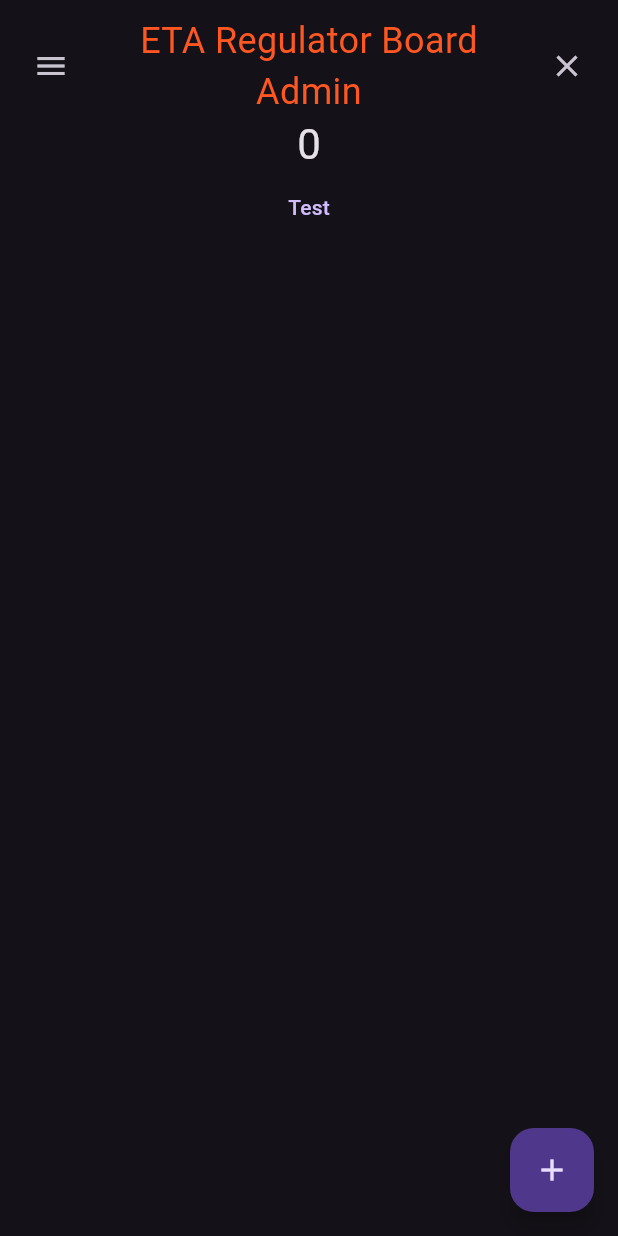
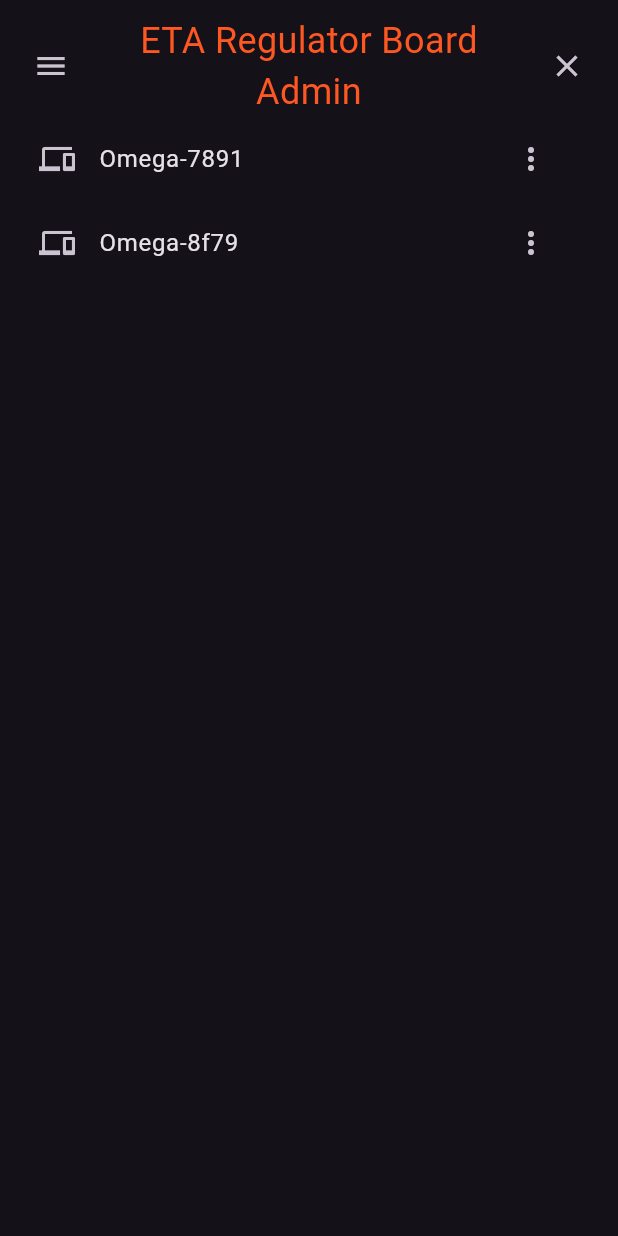
Before and after one commit to leontev-vyacheslav/eta-regulator-board-admin-toolbox, a Flutter app: the screen it shows after launch, on a phone screen of 412 x 824 dp. Run offline on Flutter 3.47's test engine with Material 3 defaults, Android fonts, the phone set to English and light mode, and no system bars; missing offline and left inert: window_manager.

Commit message:
feat: regulator_list

```diff
--- a/lib/components/app_drawer.dart
+++ b/lib/components/app_drawer.dart
@@ -2,25 +2,21 @@ import 'dart:io';
 
 import 'package:flutter/material.dart';
 import 'package:flutter/services.dart';
+import 'package:flutter_test_app/components/app_drawer_header.dart';
 import 'package:flutter_test_app/dialogs/about_dialog.dart' as about_dialog;
 import 'package:window_manager/window_manager.dart';
 
 class AppDrawer extends Drawer {
   final BuildContext context;
+  final GlobalKey<ScaffoldState> scaffoldKey;
 
-  const AppDrawer({required this.context, super.key});
+  const AppDrawer({required this.scaffoldKey, required this.context, super.key});
 
   @override
   Widget? get child => ListView(
         padding: EdgeInsets.zero,
         children: [
-          const SizedBox(
-            height: 96.0,
-            child: DrawerHeader(
-              decoration: BoxDecoration(),
-              child: Text('ETA24™', style: TextStyle(color: Color.fromRGBO(0xff, 0x57, 0x22, 1))),
-            ),
-          ),
+          AppDrawerHeader(scaffoldKey: scaffoldKey),
           ListTile(
             leading: const Icon(Icons.home),
             title: const Text('About'),
--- /dev/null
+++ b/lib/components/app_drawer_header.dart
@@ -0,0 +1,29 @@
+import 'package:flutter/material.dart';
+
+class AppDrawerHeader extends SizedBox {
+  final GlobalKey<ScaffoldState> scaffoldKey;
+
+  const AppDrawerHeader({required this.scaffoldKey, super.key});
+
+  @override
+  double? get height => 96.0;
+
+  @override
+  Widget? get child => DrawerHeader(
+        decoration: const BoxDecoration(),
+        child: Row(
+          children: [
+            Image.asset('assets/images/icon.ico'),
+            const SizedBox(
+              width: 20,
+            ),
+            const Expanded(child: Text('ETA24™', style: TextStyle(color: Color.fromRGBO(0xff, 0x57, 0x22, 1)))),
+            IconButton(
+                onPressed: () {
+                  scaffoldKey.currentState!.closeDrawer();
+                },
+                icon: const Icon(Icons.close))
+          ],
+        ),
+      );
+}
--- /dev/null
+++ b/lib/components/regulator_device_list_tile.dart
@@ -0,0 +1,44 @@
+import 'package:flutter/material.dart';
+
+class RegulatorDeviceListTile extends ListTile {
+  final String name;
+
+  const RegulatorDeviceListTile({required this.name, super.key});
+
+  @override
+  Widget? get leading => const Icon(Icons.devices);
+
+  @override
+  Widget? get title => Text(name);
+
+  @override
+  Widget? get trailing => PopupMenuButton(
+        itemBuilder: (context) {
+          return [
+            const PopupMenuItem(
+              child: Row(children: [
+                Icon(Icons.edit),
+                SizedBox(
+                  width: 10,
+                ),
+                Text('Edit device')
+              ]),
+            ),
+            const PopupMenuItem(
+                height: 1,
+                child: Divider(
+                  height: 1,
+                  thickness: 1,
+                )),
+            const PopupMenuItem(
+                child: Row(children: [
+              Icon(Icons.key),
+              SizedBox(
+                width: 10,
+              ),
+              Text('Create access token')
+            ])),
+          ];
+        },
+      );
+}
--- a/lib/pages/home_page.dart
+++ b/lib/pages/home_page.dart
@@ -1,8 +1,7 @@
 import 'package:flutter/material.dart';
+import 'package:flutter_test_app/components/regulator_device_list_tile.dart';
 import 'package:flutter_test_app/components/window_title_bar.dart';
 import 'package:flutter_test_app/components/app_drawer.dart';
-import 'package:flutter_test_app/dialogs/access_token_dialog.dart';
-
 
 class HomePage extends StatefulWidget {
   const HomePage({super.key, required this.title});
@@ -16,46 +15,32 @@ class HomePage extends StatefulWidget {
 class _HomePageState extends State<HomePage> {
   final GlobalKey<ScaffoldState> _scaffoldKey = GlobalKey<ScaffoldState>();
 
-  int _counter = 0;
+  List<ListTile> _getItems() {
+    List<String> names = List.from(['Omega-7891', 'Omega-8f79']);
 
-  void _incrementCounter() {
-    setState(() {
-      _counter++;
-    });
+    return names
+        .map((name) => RegulatorDeviceListTile(
+              name: name,
+            ))
+        .toList();
   }
 
   @override
   Widget build(BuildContext context) {
     return Scaffold(
       key: _scaffoldKey,
-      drawer: AppDrawer(context: context),
+      drawer: AppDrawer(scaffoldKey: _scaffoldKey, context: context),
       body: Padding(
           padding: const EdgeInsets.all(10),
           child: Column(
             children: [
               WindowTitleBar(scaffoldKey: _scaffoldKey),
-              Text(
-                '$_counter',
-                style: Theme.of(context).textTheme.headlineMedium,
-              ),
-              TextButton(
-                child: const Text('Test'),
-                onPressed: () => {
-                  showDialog(
-                    context: context,
-                    builder: (BuildContext context) {
-                      return AccessTokenDialog(context: context, titleText: 'Create access token');
-                    },
-                  )
-                },
-              )
+              Expanded(
+                  child: ListView(
+                children: _getItems(),
+              )),
             ],
           )),
-      floatingActionButton: FloatingActionButton(
-        onPressed: _incrementCounter,
-        tooltip: 'Increment',
-        child: const Icon(Icons.add),
-      ),
     );
   }
 }
```
